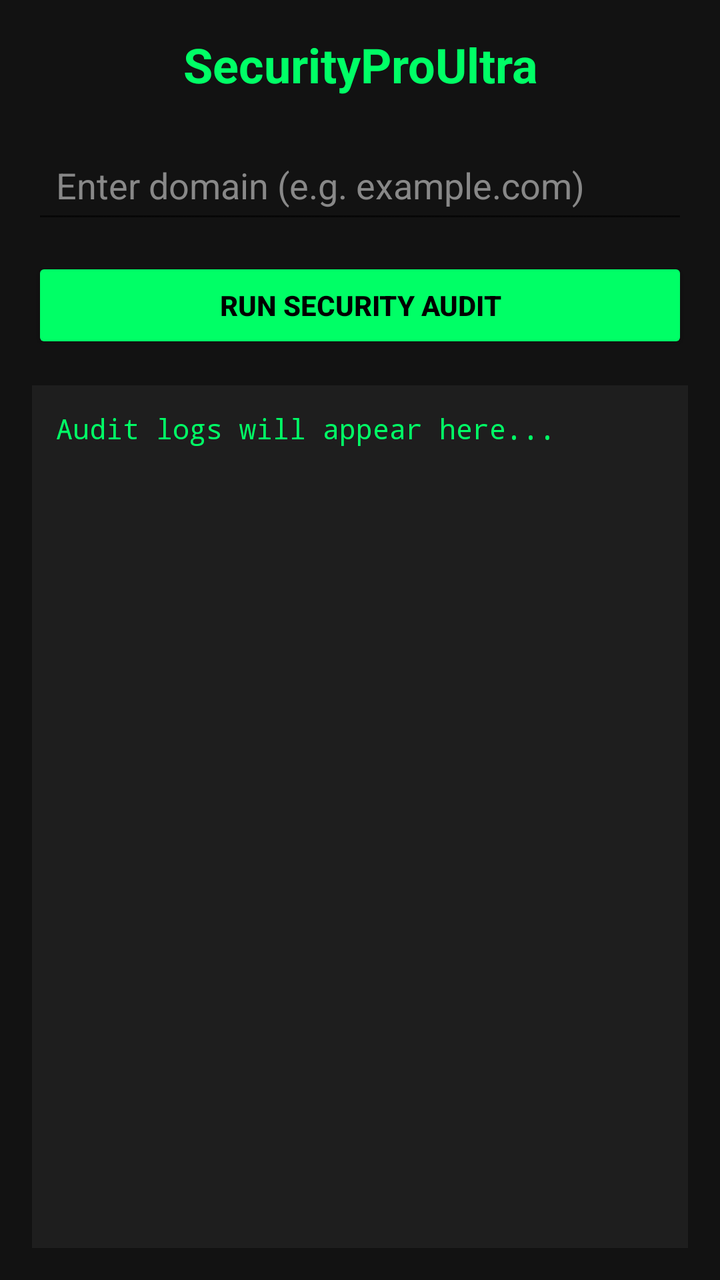
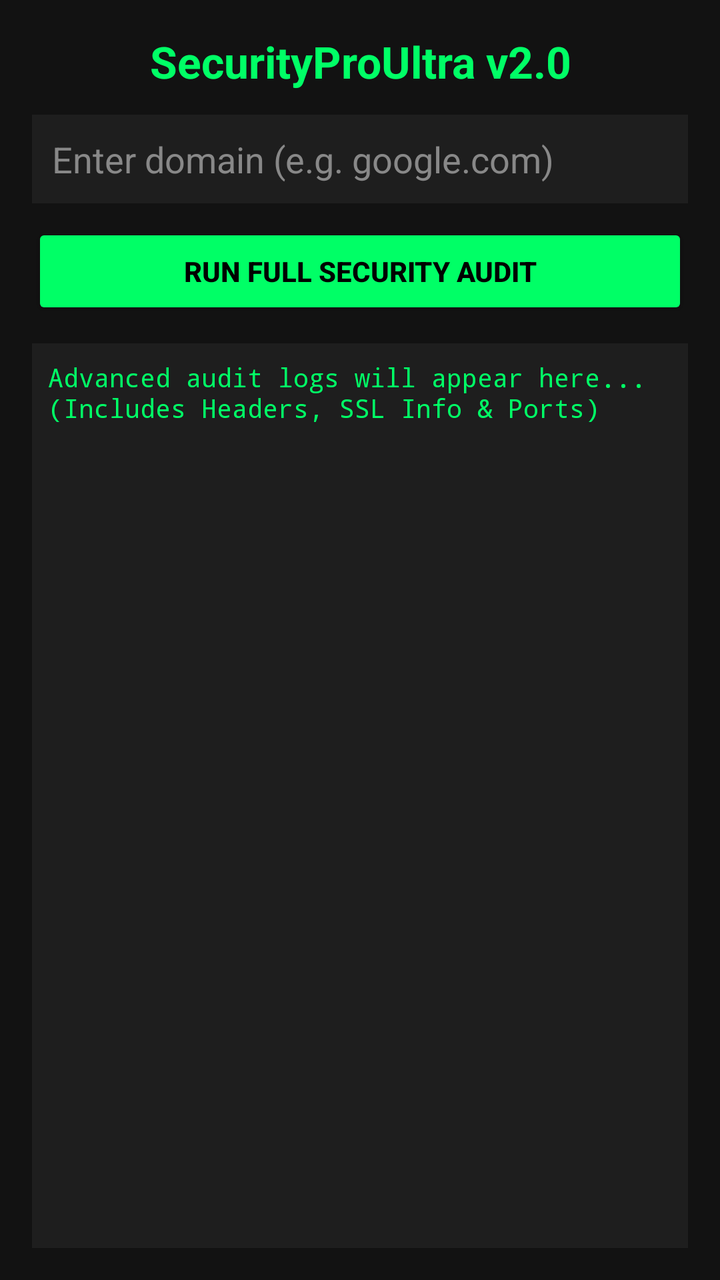

An Android layout rendered at two revisions. The XML below is the earlier revision; the diff shows what the commit changed to produce the second picture.
<!-- AndroidManifest.xml: application theme Theme.AppCompat.Light.NoActionBar -->
<!-- res/layout/activity_main.xml -->
<?xml version="1.0" encoding="utf-8"?>
<LinearLayout xmlns:android="http://schemas.android.com/apk/res/android"
    android:layout_width="match_parent"
    android:layout_height="match_parent"
    android:orientation="vertical"
    android:padding="16dp"
    android:background="#121212">

    <TextView
        android:layout_width="match_parent"
        android:layout_height="wrap_content"
        android:text="SecurityProUltra"
        android:textSize="24sp"
        android:textStyle="bold"
        android:textColor="#00FF66"
        android:gravity="center"
        android:paddingBottom="20dp"/>

    <EditText
        android:id="@+id/inputDomain"
        android:layout_width="match_parent"
        android:layout_height="wrap_content"
        android:hint="Enter domain (e.g. example.com)"
        android:textColor="#FFFFFF"
        android:textColorHint="#888888"
        android:padding="12dp"/>

    <Button
        android:id="@+id/btnLoopholeCheck"
        android:layout_width="match_parent"
        android:layout_height="wrap_content"
        android:text="Run Security Audit"
        android:backgroundTint="#00FF66"
        android:textColor="#000000"
        android:textStyle="bold"
        android:layout_marginTop="12dp"/>

    <TextView
        android:id="@+id/txtResults"
        android:layout_width="match_parent"
        android:layout_height="0dp"
        android:layout_weight="1"
        android:text="Audit logs will appear here..."
        android:textColor="#00FF66"
        android:textSize="14sp"
        android:fontFamily="monospace"
        android:layout_marginTop="16dp"
        android:background="#1E1E1E"
        android:padding="12dp"/>

</LinearLayout>
<!-- resources referenced by this layout -->
<resources>

</resources>

<!-- the commit's change to res/layout/activity_main.xml (unified diff, before → after) -->
@@ -9,43 +9,49 @@
     <TextView
         android:layout_width="match_parent"
         android:layout_height="wrap_content"
-        android:text="SecurityProUltra"
-        android:textSize="24sp"
+        android:text="SecurityProUltra v2.0"
+        android:textSize="22sp"
         android:textStyle="bold"
         android:textColor="#00FF66"
         android:gravity="center"
-        android:paddingBottom="20dp"/>
+        android:paddingBottom="12dp"/>
 
     <EditText
         android:id="@+id/inputDomain"
         android:layout_width="match_parent"
         android:layout_height="wrap_content"
-        android:hint="Enter domain (e.g. example.com)"
+        android:hint="Enter domain (e.g. google.com)"
         android:textColor="#FFFFFF"
         android:textColorHint="#888888"
-        android:padding="12dp"/>
+        android:padding="10dp"
+        android:background="#1E1E1E"/>
 
     <Button
         android:id="@+id/btnLoopholeCheck"
         android:layout_width="match_parent"
         android:layout_height="wrap_content"
-        android:text="Run Security Audit"
+        android:text="Run Full Security Audit"
         android:backgroundTint="#00FF66"
         android:textColor="#000000"
         android:textStyle="bold"
-        android:layout_marginTop="12dp"/>
+        android:layout_marginTop="10dp"/>
 
-    <TextView
-        android:id="@+id/txtResults"
+    <ScrollView
         android:layout_width="match_parent"
         android:layout_height="0dp"
         android:layout_weight="1"
-        android:text="Audit logs will appear here..."
-        android:textColor="#00FF66"
-        android:textSize="14sp"
-        android:fontFamily="monospace"
-        android:layout_marginTop="16dp"
+        android:layout_marginTop="12dp"
         android:background="#1E1E1E"
-        android:padding="12dp"/>
+        android:padding="8dp">
+
+        <TextView
+            android:id="@+id/txtResults"
+            android:layout_width="match_parent"
+            android:layout_height="wrap_content"
+            android:text="Advanced audit logs will appear here...\n(Includes Headers, SSL Info &amp; Ports)"
+            android:textColor="#00FF66"
+            android:textSize="13sp"
+            android:fontFamily="monospace"/>
+    </ScrollView>
 
 </LinearLayout>
